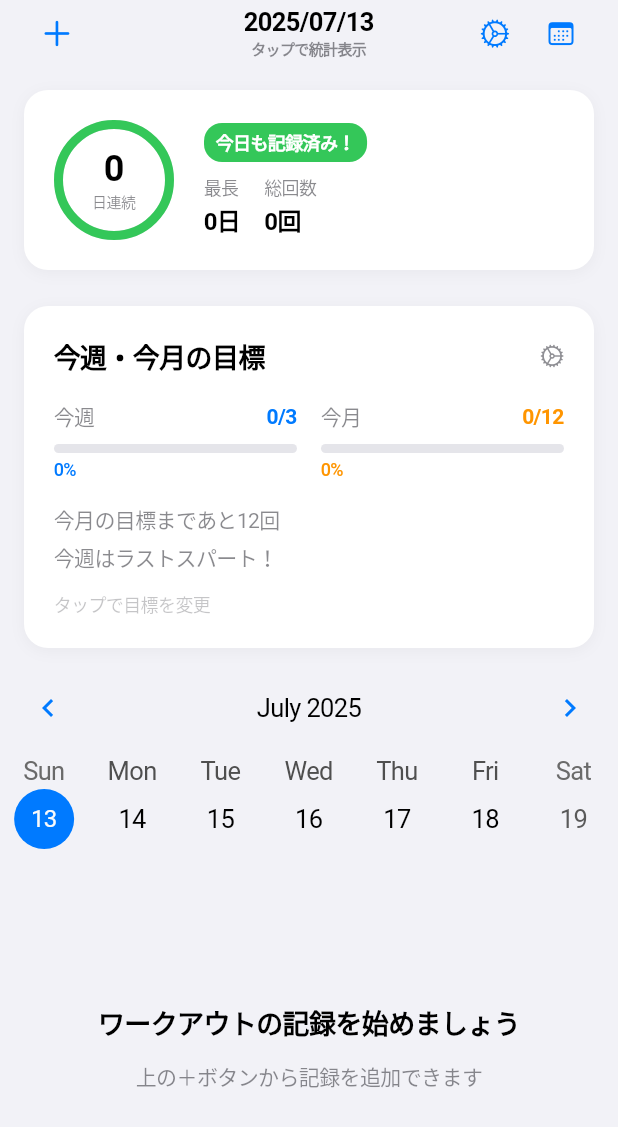
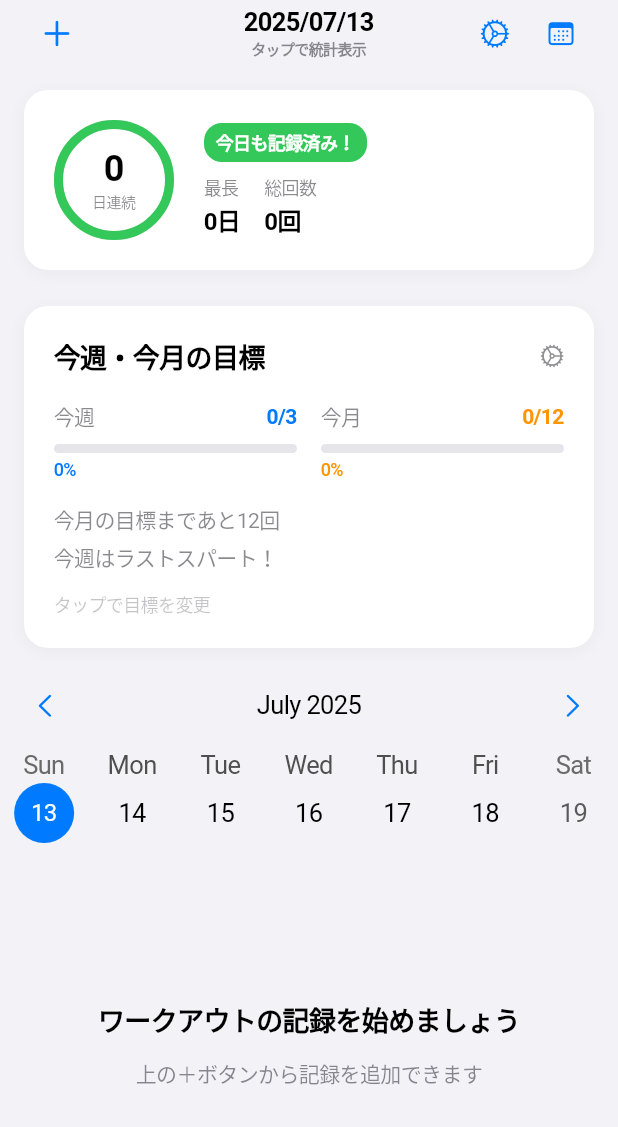
Before and after one commit to inoy/fitlog_notes, a Flutter app: the screen it shows after launch, on a phone screen of 412 x 824 dp. Shown: the top 1127 px of the screen. Run offline on Flutter 3.47's test engine with Material 3 defaults, Android fonts, the phone set to English and light mode, and no system bars; drawn by our look-alikes of table_calendar; our stand-ins replace shared_preferences.

Commit message:
refactor: AppConstants追加でアイコンサイズ・色の統一とCupertinoChevron導入
- AppConstantsクラスを追加し、アイコンサイズと色を統一管理
  - iconSizeLarge: 24.0（メインアクション用）
  - iconSizeDefault: 20.0（標準アイコン用）
  - iconSizeSmall: 16.0（将来用）
- アイコン色定数を追加（Primary/Secondary/Destructive）
- カレンダーのChevronアイコンをCupertinoIconsに変更
- ナビゲーション、カレンダー、削除ボタンなど全アイコンで定数適用
- iOSネイティブデザインの一貫性向上とメンテナンス性向上

🤖 Generated with [Claude Code](https://claude.ai/code)

Co-Authored-By: Claude <noreply@anthropic.com>

```diff
--- a/lib/main.dart
+++ b/lib/main.dart
@@ -17,6 +17,18 @@ import 'package:fitlog_notes/widgets/streak_card.dart';
 import 'package:fitlog_notes/widgets/goal_card.dart';
 import 'package:intl/intl.dart';
 import 'package:table_calendar/table_calendar.dart';
+
+class AppConstants {
+  // アイコンサイズ
+  static const double iconSizeLarge = 24.0;
+  static const double iconSizeDefault = 20.0;
+  static const double iconSizeSmall = 16.0;
+
+  // アイコン色
+  static const Color iconColorPrimary = CupertinoColors.systemBlue;
+  static const Color iconColorSecondary = CupertinoColors.systemGrey;
+  static const Color iconColorDestructive = CupertinoColors.destructiveRed;
+}
 
 void main() {
   runApp(const FitlogApp());
@@ -302,7 +314,7 @@ class _WorkoutListScreenState extends State<WorkoutListScreen> {
               _addWorkoutRecord(newRecord);
             }
           },
-          child: const Icon(CupertinoIcons.add, size: 24),
+          child: const Icon(CupertinoIcons.add, size: AppConstants.iconSizeLarge),
         ),
         trailing: Row(
           mainAxisSize: MainAxisSize.min,
@@ -317,7 +329,7 @@ class _WorkoutListScreenState extends State<WorkoutListScreen> {
                   ),
                 );
               },
-              child: const Icon(CupertinoIcons.settings, size: 20),
+              child: const Icon(CupertinoIcons.settings, size: AppConstants.iconSizeDefault),
             ),
             CupertinoButton(
               padding: EdgeInsets.zero,
@@ -329,7 +341,7 @@ class _WorkoutListScreenState extends State<WorkoutListScreen> {
                   ),
                 );
               },
-              child: const Icon(CupertinoIcons.calendar, size: 20),
+              child: const Icon(CupertinoIcons.calendar, size: AppConstants.iconSizeDefault),
             ),
           ],
         ),
@@ -356,6 +368,16 @@ class _WorkoutListScreenState extends State<WorkoutListScreen> {
             headerStyle: const HeaderStyle(
               formatButtonVisible: false,
               titleCentered: true,
+              leftChevronIcon: Icon(
+                CupertinoIcons.chevron_left,
+                color: AppConstants.iconColorPrimary,
+                size: AppConstants.iconSizeDefault,
+              ),
+              rightChevronIcon: Icon(
+                CupertinoIcons.chevron_right,
+                color: AppConstants.iconColorPrimary,
+                size: AppConstants.iconSizeDefault,
+              ),
             ),
             calendarStyle: const CalendarStyle(
               todayDecoration: BoxDecoration(
@@ -737,7 +759,7 @@ class _AddWorkoutScreenState extends State<AddWorkoutScreen> {
                       "日付: ${_selectedDate != null ? DateFormat('yyyy/MM/dd').format(_selectedDate!) : '未設定'}",
                       style: const TextStyle(color: CupertinoColors.label),
                     ),
-                    const Icon(CupertinoIcons.calendar, color: CupertinoColors.systemBlue),
+                    const Icon(CupertinoIcons.calendar, color: AppConstants.iconColorPrimary),
                   ],
                 ),
               ),
@@ -821,7 +843,7 @@ class _AddWorkoutScreenState extends State<AddWorkoutScreen> {
                         CupertinoButton(
                           padding: EdgeInsets.zero,
                           onPressed: () => _removeWorkoutDetail(index),
-                          child: const Icon(CupertinoIcons.delete, color: CupertinoColors.destructiveRed),
+                          child: const Icon(CupertinoIcons.delete, color: AppConstants.iconColorDestructive),
                         ),
                       ],
                     ),
```
